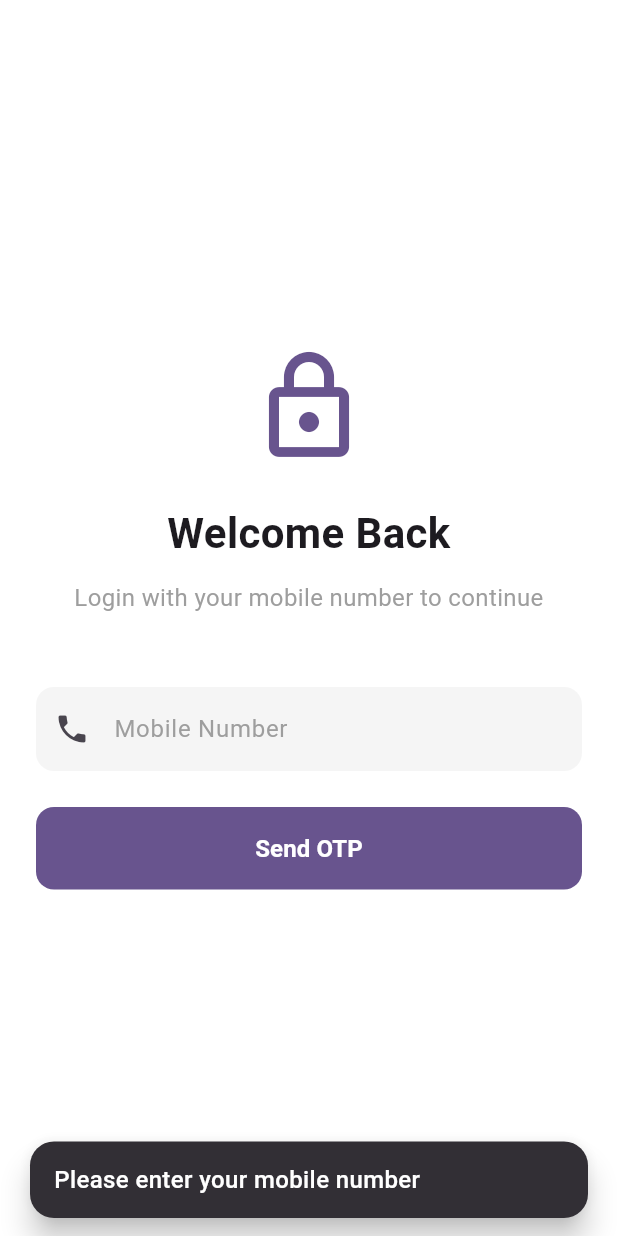
After one commit to heysagnik/delivery, a Flutter app: the screen it shows after launch, after a tap on "Send OTP", on a phone screen of 412 x 824 dp. The commit adds this screen. Run offline on Flutter 3.47's test engine with Material 3 defaults, Android fonts, the phone set to English and light mode, and no system bars; our stand-ins replace carousel_slider, flutter_advanced_switch, flutter_secure_storage, phosphor_flutter, pinput, shared_preferences.

Commit message:
login and otp screen integrated

```diff
--- a/lib/main.dart
+++ b/lib/main.dart
@@ -1,5 +1,9 @@
 import 'package:delivery/app.dart';
+import 'package:delivery/providers/auth_provider.dart';
+import 'package:delivery/screens/login_screen.dart';
+import 'package:delivery/screens/otp_screen.dart';
 import 'package:flutter/material.dart';
+import 'package:provider/provider.dart';
 
 void main() {
   runApp(const MyApp());
@@ -10,14 +14,62 @@ class MyApp extends StatelessWidget {
 
   @override
   Widget build(BuildContext context) {
-    return MaterialApp(
-      debugShowCheckedModeBanner: false,
-      title: 'delivery',
-      theme: ThemeData(
-        colorScheme: ColorScheme.fromSeed(seedColor: Colors.deepPurple),
-        useMaterial3: true,
+    return MultiProvider(
+      providers: [
+        ChangeNotifierProvider(create: (_) => AuthProvider()),
+      ],
+      child: MaterialApp(
+        debugShowCheckedModeBanner: false,
+        title: 'Driver-DayKart',
+        theme: ThemeData(
+          colorScheme: ColorScheme.fromSeed(seedColor: Colors.deepPurple),
+          useMaterial3: true,
+        ),
+        home: const AuthWrapper(),
+        // Handle navigation based on login state
+        routes: {
+          '/login': (context) => const LoginScreen(),
+          '/OTP': (context) => const OTPScreen(),
+          '/appScreen': (context) => const AppScreen(),
+        },
       ),
-      home: const AppScreen(),
     );
   }
 }
+
+class AuthWrapper extends StatefulWidget {
+  const AuthWrapper({super.key});
+
+  @override
+  _AuthWrapperState createState() => _AuthWrapperState();
+}
+
+class _AuthWrapperState extends State<AuthWrapper> {
+  bool _isChecking = true;
+  late AuthProvider _authProvider;
+
+  @override
+  void initState() {
+    super.initState();
+    _checkLoginStatus();
+  }
+
+  Future<void> _checkLoginStatus() async {
+    _authProvider = Provider.of<AuthProvider>(context, listen: false);
+    bool isLoggedIn = await _authProvider.checkIfSignedIn();
+    if (mounted) {
+      setState(() => _isChecking = false);
+      _authProvider.initializeAuthState();
+    }
+  }
+
+  @override
+  Widget build(BuildContext context) {
+    if (_isChecking) {
+      return const Scaffold(
+        body: Center(child: CircularProgressIndicator()),
+      );
+    }
+    return _authProvider.isSignedIn ? const AppScreen() : const LoginScreen();
+  }
+}
--- /dev/null
+++ b/lib/providers/auth_provider.dart
@@ -0,0 +1,121 @@
+import 'dart:convert';
+import 'package:flutter/cupertino.dart';
+import 'package:flutter_secure_storage/flutter_secure_storage.dart';
+import 'package:http/http.dart' as http;
+import 'package:shared_preferences/shared_preferences.dart';
+
+class AuthProvider extends ChangeNotifier {
+  String? _token;
+  String? _mobile;
+  String? _hash;
+  bool _isSignedIn = false;
+
+  String? get token => _token;
+  String? get hash => _hash;
+  String? get mobile => _mobile;
+  bool get isSignedIn => _isSignedIn;
+
+  final String baseUrl = "https://daykart.com/api/driver";
+  final FlutterSecureStorage _secureStorage = const FlutterSecureStorage();
+
+  // Check if user is signed in
+  Future<bool> checkIfSignedIn() async {
+    final values = await _secureStorage.readAll();
+    _token = values['token'];
+    _hash = values['hash'];
+    _mobile = values['mobile'];
+
+    _isSignedIn = _token != null;
+    notifyListeners();
+    debugPrint('Sign-in status checked. isSignedIn: $_isSignedIn');
+    return _isSignedIn;
+  }
+
+  // Initialize authentication state
+  Future<void> initializeAuthState() async {
+    final prefs = await SharedPreferences.getInstance();
+    final values = await _secureStorage.readAll();
+
+    _token = values['token'];
+    _hash = values['hash'];
+    _mobile = values['mobile'];
+    _isSignedIn = prefs.getBool('isSignedIn') ?? false;
+
+    notifyListeners();
+  }
+
+  // Login Request
+  Future<void> login(String phoneNumber) async {
+    final loginUrl = '$baseUrl/login/sendotp';
+    _mobile = phoneNumber;
+
+    try {
+      final response = await http.post(
+        Uri.parse(loginUrl),
+        headers: {'Content-Type': 'application/json'},
+        body: jsonEncode({'mobile': phoneNumber}),
+      );
+
+      if (response.statusCode == 200) {
+        final data = jsonDecode(response.body);
+        await _secureStorage.write(key: 'hash', value: data['hash']);
+        await _secureStorage.write(key: 'mobile', value: data['mobile']);
+        notifyListeners();
+      } else {
+        throw Exception('Login failed: ${response.body}');
+      }
+    } catch (e) {
+      debugPrint('Login error: $e');
+      throw Exception('Login error');
+    }
+  }
+
+  // Function to verify OTP
+  Future<void> verifyOTP(String otp) async {
+    final verifyUrl = '$baseUrl/login/verifyotp';
+
+    // Await values from secure storage
+    final String? hash = await _secureStorage.read(key: 'hash');
+    final String? mobile = await _secureStorage.read(key: 'mobile');
+
+    if (mobile == null || hash == null) {
+      throw Exception('Missing required authentication data');
+    }
+
+    try {
+      final response = await http.post(
+        Uri.parse(verifyUrl),
+        headers: {'Content-Type': 'application/json'},
+        body: jsonEncode({
+          'mobile': mobile,
+          'otp': otp,
+          'hash': hash,
+        }),
+      );
+
+      final data = jsonDecode(response.body);
+      print("Response: ${response.body}");
+
+      if (response.statusCode == 200 && data['token'] != null) {
+        _token = data['token'];
+        await _secureStorage.write(key: 'token', value: _token);
+
+        final prefs = await SharedPreferences.getInstance();
+        _isSignedIn = true;
+        await prefs.setBool('isSignedIn', true);
+
+        if (data.containsKey('_id')) {
+          await prefs.setString('id', data['_id']);
+        }
+
+        notifyListeners();
+      } else {
+        throw Exception('OTP verification failed: ${data['error'] ?? 'Unknown error'}');
+      }
+    } catch (e) {
+      debugPrint('OTP verification error: $e');
+      throw Exception('OTP verification failed');
+    }
+  }
+
+}
--- /dev/null
+++ b/lib/screens/login_screen.dart
@@ -0,0 +1,142 @@
+import 'package:flutter/material.dart';
+import 'package:provider/provider.dart';
+
+import '../providers/auth_provider.dart';
+import '../utils.dart';
+
+class LoginScreen extends StatefulWidget {
+  const LoginScreen({super.key});
+
+  @override
+  State<LoginScreen> createState() => _LoginScreenState();
+}
+
+class _LoginScreenState extends State<LoginScreen> {
+  final TextEditingController _phoneController = TextEditingController();
+  bool _isLoading = false;
+
+  @override
+  void dispose() {
+    _phoneController.dispose();
+    super.dispose();
+  }
+
+  @override
+  Widget build(BuildContext context) {
+    return Scaffold(
+      backgroundColor: Colors.white,
+      body: SafeArea(
+        child: Padding(
+          padding: const EdgeInsets.symmetric(horizontal: 24.0),
+          child: Center(
+            child: SingleChildScrollView(
+              child: Column(
+                mainAxisAlignment: MainAxisAlignment.center,
+                crossAxisAlignment: CrossAxisAlignment.stretch,
+                children: [
+                  // App logo
+                  Icon(
+                    Icons.lock_outlined,
+                    size: 80,
+                    color: Theme.of(context).primaryColor,
+                  ),
+                  const SizedBox(height: 24),
+
+                  // Welcome text
+                  const Text(
+                    'Welcome Back',
+                    textAlign: TextAlign.center,
+                    style: TextStyle(
+                      fontSize: 28,
+                      fontWeight: FontWeight.bold,
+                    ),
+                  ),
+                  const SizedBox(height: 12),
+                  const Text(
+                    'Login with your mobile number to continue',
+                    textAlign: TextAlign.center,
+                    style: TextStyle(
+                      fontSize: 16,
+                      color: Colors.grey,
+                    ),
+                  ),
+                  const SizedBox(height: 48),
+
+                  // Phone input
+                  Container(
+                    decoration: BoxDecoration(
+                      color: Colors.grey[100],
+                      borderRadius: BorderRadius.circular(12),
+                    ),
+                    child: TextField(
+                      controller: _phoneController,
+                      keyboardType: TextInputType.phone,
+                      style: const TextStyle(fontSize: 16),
+                      decoration: InputDecoration(
+                        hintText: 'Mobile Number',
+                        prefixIcon: const Icon(Icons.phone),
+                        border: InputBorder.none,
+                        contentPadding: const EdgeInsets.symmetric(vertical: 16, horizontal: 16),
+                        hintStyle: TextStyle(color: Colors.grey[500]),
+                      ),
+                    ),
+                  ),
+                  const SizedBox(height: 24),
+
+                  // Login button
+                  Center(
+                    child: _isLoading
+                        ? CircularProgressIndicator(
+                        color: Theme.of(context).primaryColor)
+                        : ElevatedButton(
+                      onPressed: () async {
+                        if (_phoneController.text.isEmpty) {
+                          showSnackBar(
+                              context, 'Please enter your mobile number');
+                        } else {
+                          setState(() {
+                            _isLoading = true;
+                          });
+                          try {
+                            await Provider.of<AuthProvider>(context,
+                                listen: false)
+                                .login(_phoneController.text);
+                            Navigator.pushNamed(context, '/OTP');
+                          } catch (e) {
+                            showSnackBar(
+                                context, 'Login failed. Try again later');
+                          } finally {
+                            setState(() {
+                              _isLoading = false;
+                            });
+                          }
+                        }
+                      },
+                      style: ElevatedButton.styleFrom(
+                        minimumSize: const Size(double.infinity, 50),
+                        backgroundColor: Theme.of(context).primaryColor,
+                        foregroundColor: Colors.white,
+                        padding: const EdgeInsets.symmetric(vertical: 16),
+                        shape: RoundedRectangleBorder(
+                          borderRadius: BorderRadius.circular(12),
+                        ),
+                        elevation: 0,
+                      ),
+                      child: const Text(
+                        'Send OTP',
+                        style: TextStyle(
+                          fontSize: 16,
+                          fontWeight: FontWeight.bold,
+                        ),
+                      ),
+                    ),
+                  ),
+                ],
+              ),
+            ),
+          ),
+        ),
+      ),
+    );
+  }
+}
--- /dev/null
+++ b/lib/utils.dart
@@ -0,0 +1,22 @@
+import 'package:flutter/material.dart';
+
+void showSnackBar(BuildContext context, String content) {
+
+  ScaffoldMessenger.of(context).showSnackBar(
+    SnackBar(
+      content: Expanded(
+        child: Text(
+          content,
+          style: const TextStyle(color: Colors.white, fontSize: 16, fontWeight: FontWeight.w500),
+        ),
+      ),
+      behavior: SnackBarBehavior.floating,
+      shape: RoundedRectangleBorder(
+        borderRadius: BorderRadius.circular(16),
+      ),
+      elevation: 8,
+      duration: const Duration(seconds: 2),
+      margin: const EdgeInsets.symmetric(horizontal: 20, vertical: 12),
+    ),
+  );
+}
--- a/pubspec.yaml
+++ b/pubspec.yaml
@@ -39,6 +39,11 @@ dependencies:
   animated_toggle_switch: ^0.8.4
   flutter_advanced_switch: ^3.1.0
   carousel_slider: ^5.0.0
+  http: ^1.3.0
+  provider: ^6.1.2
+  pinput: ^5.0.1
+  flutter_secure_storage: ^9.2.4
+  shared_preferences: ^2.5.2
 
 dev_dependencies:
   flutter_test:
```
Also changed, not shown: lib/app.dart (+21 -22 lines), lib/screens/otp_screen.dart (added, +222 -0 lines), lib/screens/gigs.dart (renamed from lib/gigs.dart), lib/screens/home.dart (renamed from lib/home.dart), pubspec.lock, 2 other files.
